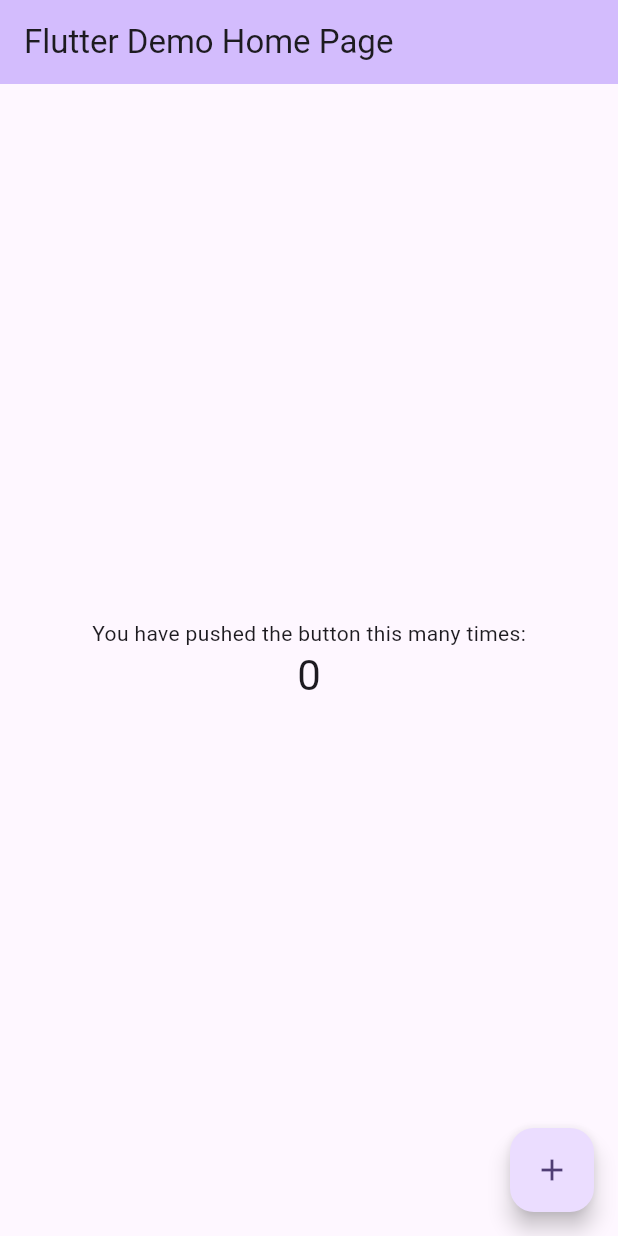
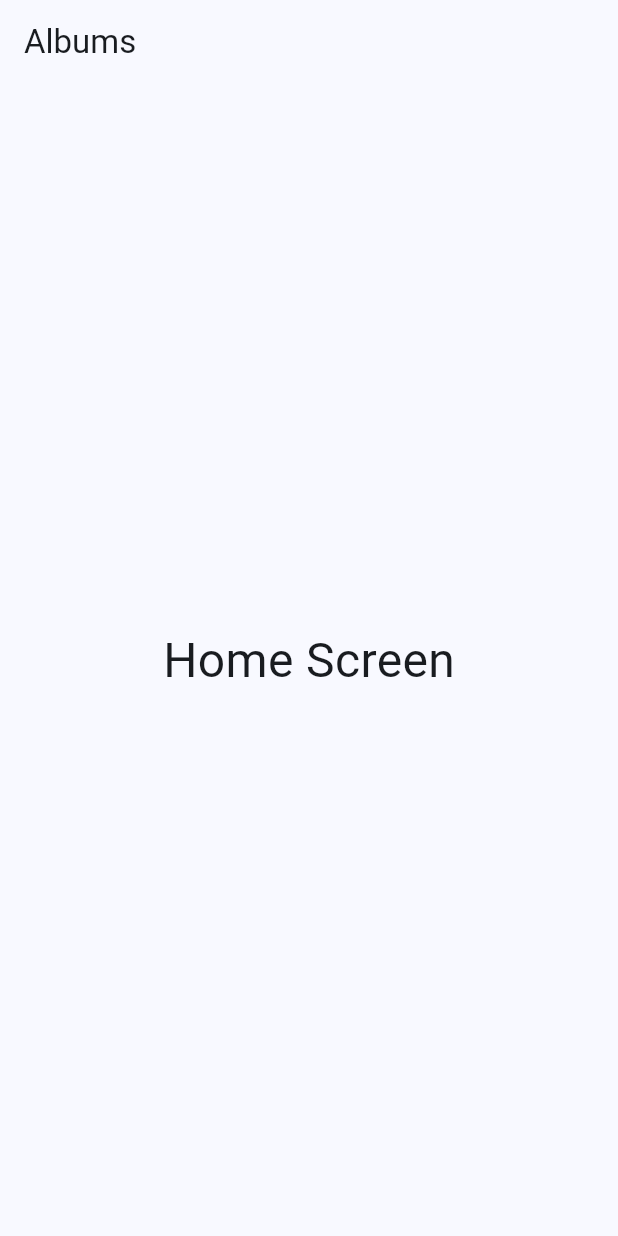
Before and after one commit to nizamudeenms/album_project, a Flutter app: the screen it shows after launch, on a phone screen of 412 x 824 dp. Run offline on Flutter 3.47's test engine with Material 3 defaults, Android fonts, the phone set to English and light mode, and no system bars.

```diff
--- a/lib/main.dart
+++ b/lib/main.dart
@@ -1,3 +1,4 @@
+import 'package:album_project/presentation/screens/album_home_screen.dart';
 import 'package:flutter/material.dart';
 
 void main() {
@@ -13,113 +14,10 @@ class MyApp extends StatelessWidget {
     return MaterialApp(
       title: 'Flutter Demo',
       theme: ThemeData(
-        // This is the theme of your application.
-        //
-        // TRY THIS: Try running your application with "flutter run". You'll see
-        // the application has a purple toolbar. Then, without quitting the app,
-        // try changing the seedColor in the colorScheme below to Colors.green
-        // and then invoke "hot reload" (save your changes or press the "hot
-        // reload" button in a Flutter-supported IDE, or press "r" if you used
-        // the command line to start the app).
-        //
-        // Notice that the counter didn't reset back to zero; the application
-        // state is not lost during the reload. To reset the state, use hot
-        // restart instead.
-        //
-        // This works for code too, not just values: Most code changes can be
-        // tested with just a hot reload.
-        colorScheme: ColorScheme.fromSeed(seedColor: Colors.deepPurple),
+        colorScheme: ColorScheme.fromSeed(seedColor: Colors.blue),
         useMaterial3: true,
       ),
-      home: const MyHomePage(title: 'Flutter Demo Home Page'),
+      home: AlbumHomeScreen(),
     );
   }
 }
-
-class MyHomePage extends StatefulWidget {
-  const MyHomePage({super.key, required this.title});
-
-  // This widget is the home page of your application. It is stateful, meaning
-  // that it has a State object (defined below) that contains fields that affect
-  // how it looks.
-
-  // This class is the configuration for the state. It holds the values (in this
-  // case the title) provided by the parent (in this case the App widget) and
-  // used by the build method of the State. Fields in a Widget subclass are
-  // always marked "final".
-
-  final String title;
-
-  @override
-  State<MyHomePage> createState() => _MyHomePageState();
-}
-
-class _MyHomePageState extends State<MyHomePage> {
-  int _counter = 0;
-
-  void _incrementCounter() {
-    setState(() {
-      // This call to setState tells the Flutter framework that something has
-      // changed in this State, which causes it to rerun the build method below
-      // so that the display can reflect the updated values. If we changed
-      // _counter without calling setState(), then the build method would not be
-      // called again, and so nothing would appear to happen.
-      _counter++;
-    });
-  }
-
-  @override
-  Widget build(BuildContext context) {
-    // This method is rerun every time setState is called, for instance as done
-    // by the _incrementCounter method above.
-    //
-    // The Flutter framework has been optimized to make rerunning build methods
-    // fast, so that you can just rebuild anything that needs updating rather
-    // than having to individually change instances of widgets.
-    return Scaffold(
-      appBar: AppBar(
-        // TRY THIS: Try changing the color here to a specific color (to
-        // Colors.amber, perhaps?) and trigger a hot reload to see the AppBar
-        // change color while the other colors stay the same.
-        backgroundColor: Theme.of(context).colorScheme.inversePrimary,
-        // Here we take the value from the MyHomePage object that was created by
-        // the App.build method, and use it to set our appbar title.
-        title: Text(widget.title),
-      ),
-      body: Center(
-        // Center is a layout widget. It takes a single child and positions it
-        // in the middle of the parent.
-        child: Column(
-          // Column is also a layout widget. It takes a list of children and
-          // arranges them vertically. By default, it sizes itself to fit its
-          // children horizontally, and tries to be as tall as its parent.
-          //
-          // Column has various properties to control how it sizes itself and
-          // how it positions its children. Here we use mainAxisAlignment to
-          // center the children vertically; the main axis here is the vertical
-          // axis because Columns are vertical (the cross axis would be
-          // horizontal).
-          //
-          // TRY THIS: Invoke "debug painting" (choose the "Toggle Debug Paint"
-          // action in the IDE, or press "p" in the console), to see the
-          // wireframe for each widget.
-          mainAxisAlignment: MainAxisAlignment.center,
-          children: <Widget>[
-            const Text(
-              'You have pushed the button this many times:',
-            ),
-            Text(
-              '$_counter',
-              style: Theme.of(context).textTheme.headlineMedium,
-            ),
-          ],
-        ),
-      ),
-      floatingActionButton: FloatingActionButton(
-        onPressed: _incrementCounter,
-        tooltip: 'Increment',
-        child: const Icon(Icons.add),
-      ), // This trailing comma makes auto-formatting nicer for build methods.
-    );
-  }
-}
--- /dev/null
+++ b/lib/presentation/screens/album_home_screen.dart
@@ -0,0 +1,11 @@
+import 'package:flutter/material.dart';
+
+class AlbumHomeScreen extends StatelessWidget {
+  const AlbumHomeScreen({super.key});
+
+  @override
+  Widget build(BuildContext context) {
+    return Scaffold(
+        appBar: AppBar(title: Text("Albums")), body: Center(child: const Text("Home Screen",style: TextStyle(fontSize: 32),)));
+  }
+}
```
